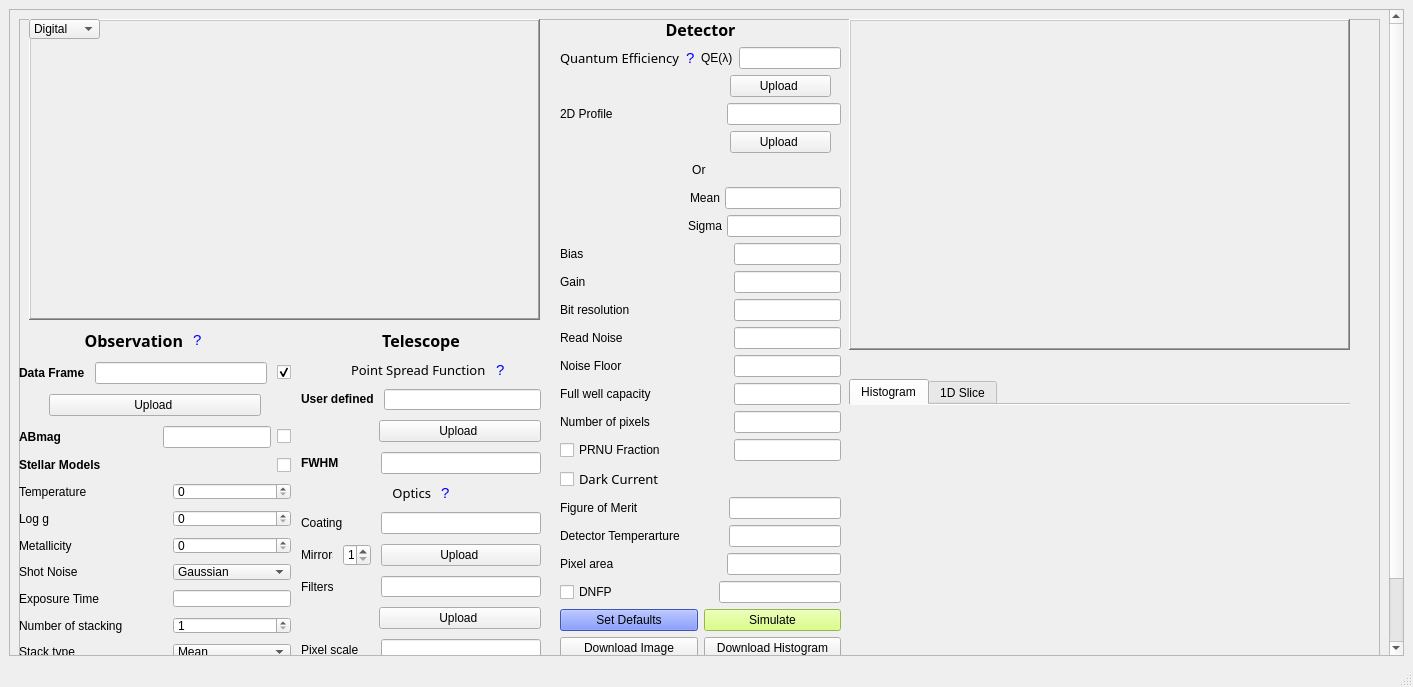
This is src/pista/data/pista.ui in Jack3690/INSIST as Qt 5 draws it before an edit. The edited form follows.
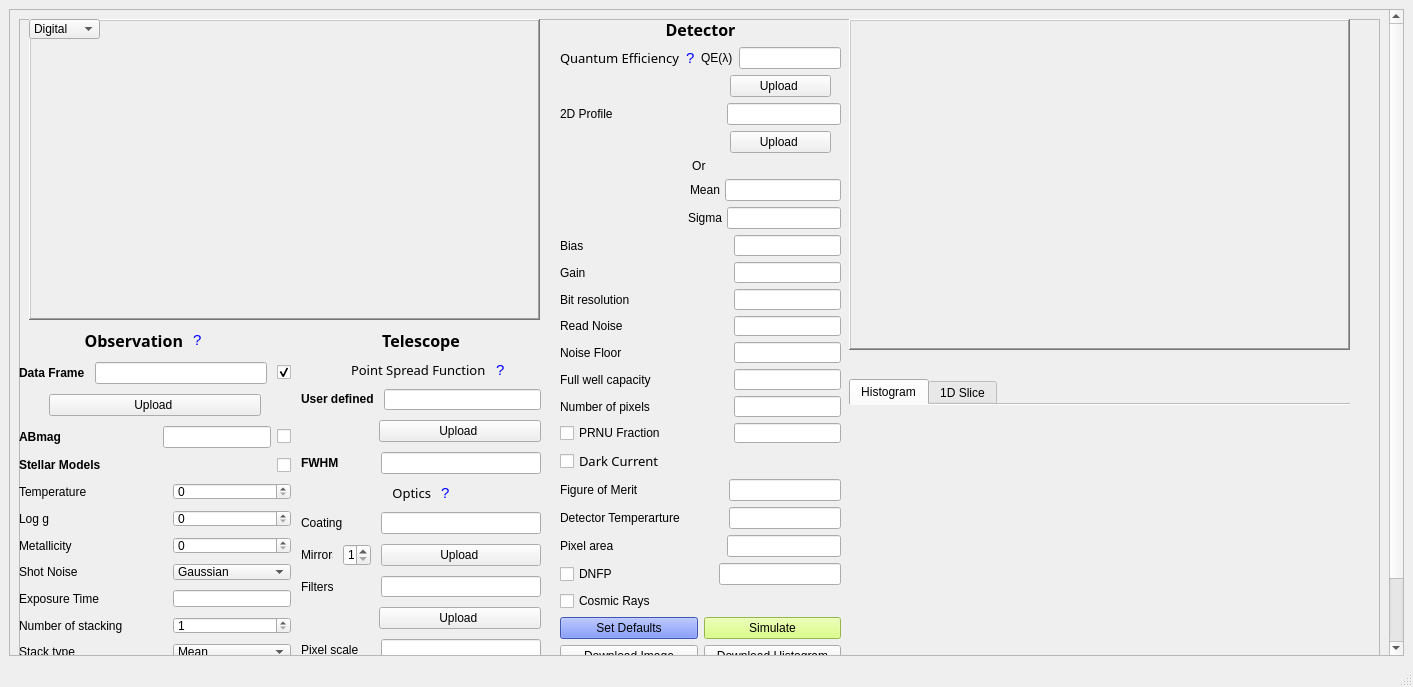
This is the edited form. Icons and pictures are not drawn.

Commit message: Cosmic rays added

The edit to the form file:
```diff
--- a/src/pista/data/pista.ui
+++ b/src/pista/data/pista.ui
@@ -197,7 +197,7 @@
              <x>541</x>
              <y>-1</y>
              <width>281</width>
-             <height>641</height>
+             <height>649</height>
             </rect>
            </property>
            <layout class="QVBoxLayout" name="verticalLayout_3">
@@ -685,6 +685,17 @@
               </item>
              </layout>
             </item>
+            <item>
+             <layout class="QVBoxLayout" name="verticalLayout_2">
+              <item>
+               <widget class="QCheckBox" name="cosmic_rays">
+                <property name="text">
+                 <string>Cosmic Rays</string>
+                </property>
+               </widget>
+              </item>
+             </layout>
+            </item>
             <item>
              <layout class="QGridLayout" name="gridLayout_6">
               <item row="0" column="0">
```
The commit also changes 2 other files.
